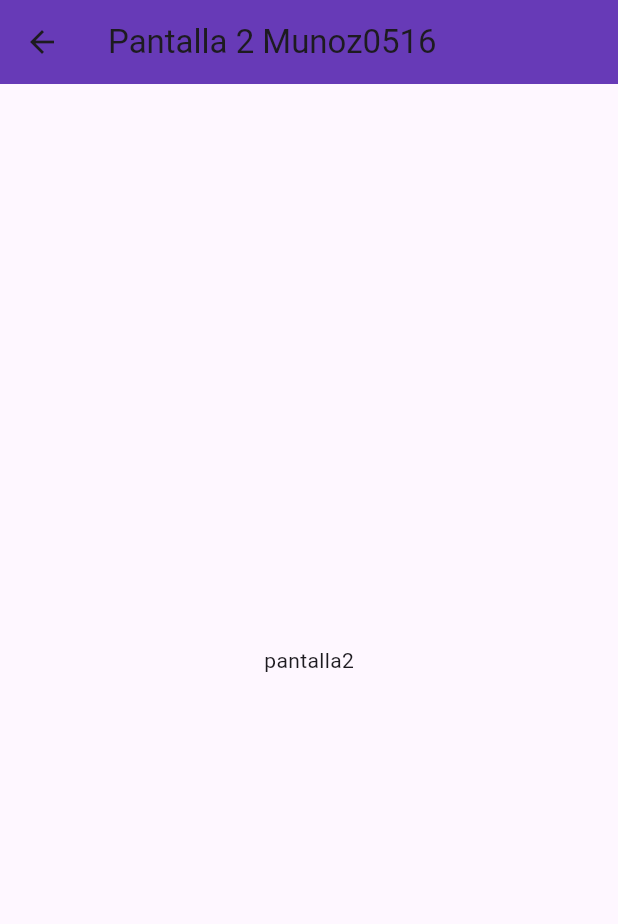
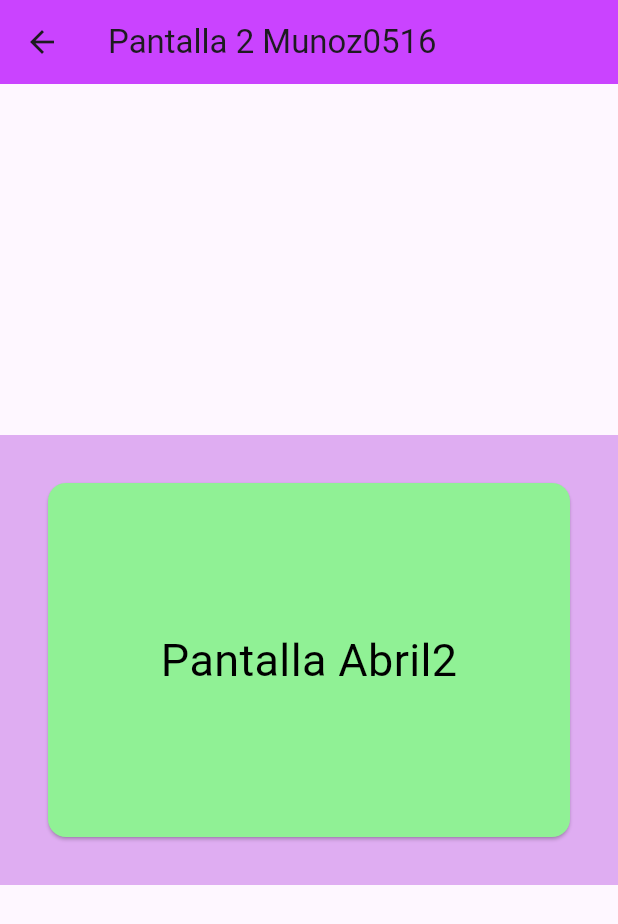
Before and after one commit to abrilmunozzapata1/p15Rutasv2-0516, a Flutter app: the Pantalla2_0516 screen opened by its route, on a phone screen of 412 x 824 dp. Shown: the top 924 px of the screen. Run offline on Flutter 3.47's test engine with Material 3 defaults, Android fonts, the phone set to English and light mode, and no system bars.

```diff
--- a/lib/pantalla2_0516.dart
+++ b/lib/pantalla2_0516.dart
@@ -10,11 +10,25 @@ class Pantalla2_0516 extends StatelessWidget {
     return Scaffold(
       appBar: AppBar(
         title: Text('Pantalla 2 Munoz0516'),
-        backgroundColor: Colors.deepPurple,
+        backgroundColor: Color(0xffca43ff),
       ),
       body: Center(
-        child: Text(
-          'pantalla2',
+        child: Container(
+          color: Color(0xffdfadf2),
+          width: double.infinity,
+          height: 300,
+          child: Card(
+            color: Color(0xff90f195),
+            margin: EdgeInsets.all(32),
+            child: Padding(
+                padding: EdgeInsets.all(16),
+                child: Center(
+                  child: Text(
+                    'Pantalla Abril2',
+                    style: TextStyle(fontSize: 30, color: Color(0xff000000)),
+                  ),
+                )),
+          ),
         ),
       ),
     );
--- a/lib/pantallaini_0516.dart
+++ b/lib/pantallaini_0516.dart
@@ -8,7 +8,7 @@ class PantallaIni_0516 extends StatelessWidget {
     return Scaffold(
       appBar: AppBar(
         title: Text("Pagina inicial Munoz0516"),
-        backgroundColor: Colors.deepPurple,
+        backgroundColor: Colors.blue,
       ),
       body: Center(
         child: Column(
@@ -18,7 +18,7 @@ class PantallaIni_0516 extends StatelessWidget {
               onPressed: () {
                 Navigator.pushNamed(context, "/Pantalla1_0516");
               }, //fin onPressed
-              child: Text("Mover a pantalla1"),
+              child: Text("Ejemplo Card"),
             ),
             ElevatedButton(
               onPressed: () {
```
Also changed, not shown: lib/pantalla1_0516.dart (+9 -8 lines).
